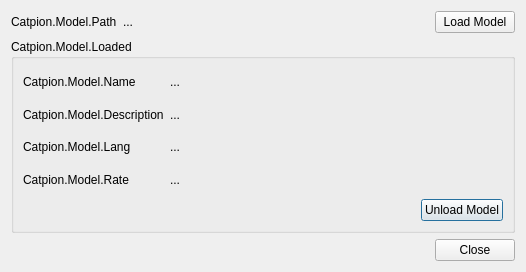
Qt form forms/catpion.ui (grillo-delmal/obs-catpion) before a commit.
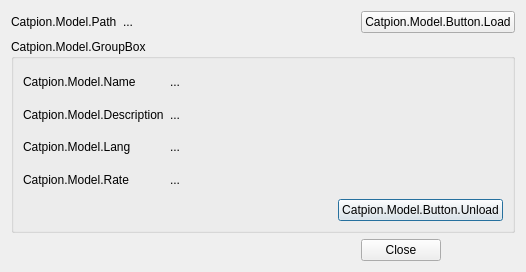
The same form after that commit.

```diff
--- a/forms/catpion.ui
+++ b/forms/catpion.ui
@@ -24,7 +24,7 @@
    <item row="1" column="0" colspan="3">
     <widget class="QGroupBox" name="loadedModel">
      <property name="title">
-      <string>Catpion.Model.Loaded</string>
+      <string>Catpion.Model.GroupBox</string>
      </property>
      <layout class="QGridLayout" name="gridLayout_2">
       <item row="1" column="0">
@@ -95,7 +95,7 @@
          </sizepolicy>
         </property>
         <property name="text">
-         <string>Unload Model</string>
+         <string>Catpion.Model.Button.Unload</string>
         </property>
        </widget>
       </item>
@@ -132,7 +132,7 @@
       </sizepolicy>
      </property>
      <property name="text">
-      <string>Load Model</string>
+      <string>Catpion.Model.Button.Load</string>
      </property>
     </widget>
    </item>
```
